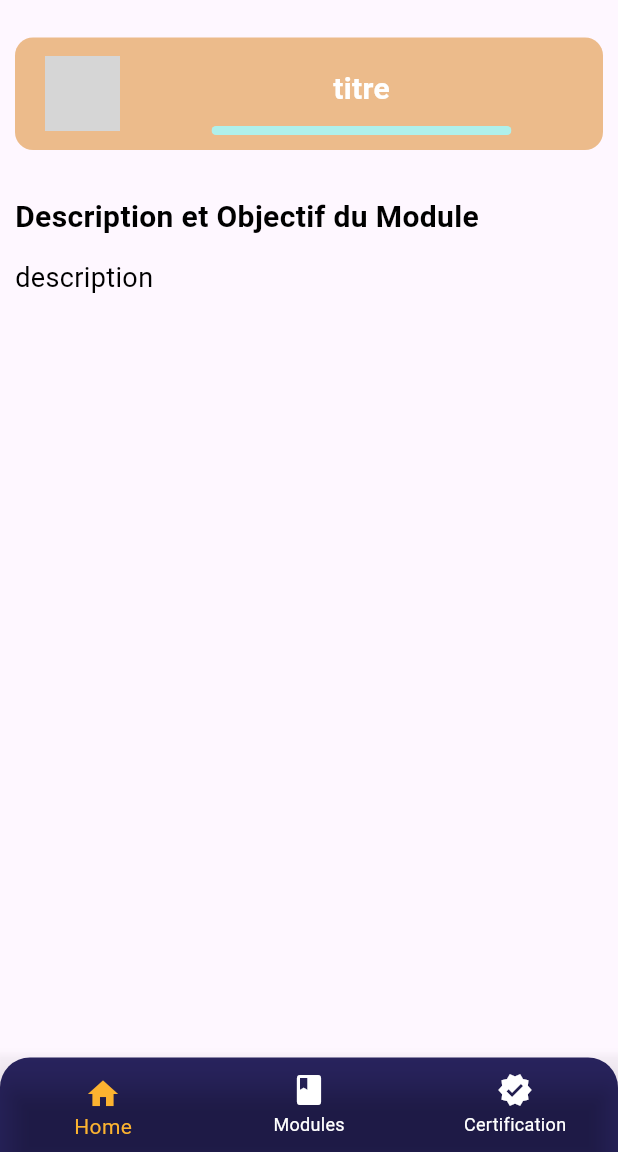
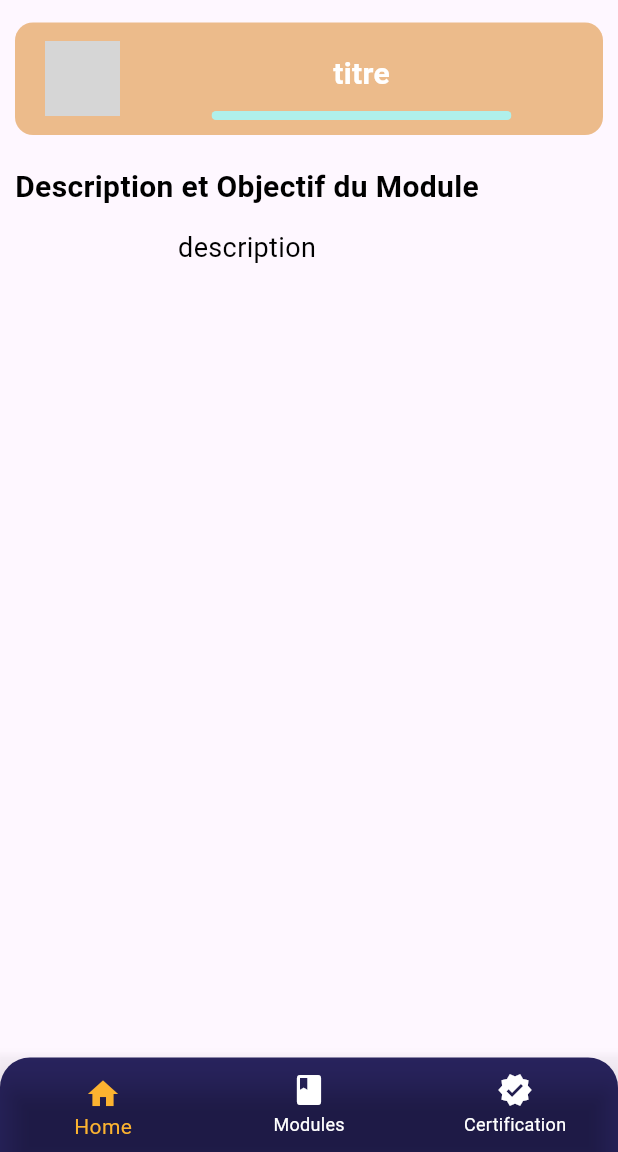
Before and after one commit to tahermedsk/ProjetCollective, a Flutter app: the ListCoursView screen opened by its route, on a phone screen of 412 x 824 dp, the part 84-1236 px from its top. Run offline on Flutter 3.47's test engine with Material 3 defaults, Android fonts, the light colour scheme and no system bars; our stand-ins replace audioplayers, flutter_svg, get_it, go_router, sqflite and 1 more; missing offline and left inert: dart:ffi; accounts and stored records are empty; grey boxes are pictures that could not be loaded.

Commit message:
Maj liste + margin
Description now in the list and scrollable, margin of module/cours header in list adjusted

```diff
--- a/projet_collective/lib/ui/ListCoursView.dart
+++ b/projet_collective/lib/ui/ListCoursView.dart
@@ -73,10 +73,27 @@ class ListCoursViewState extends State<ListCoursView>{
                                     return moduleHeader(module, snapshot.data);
                                   } ),
 
-                  //Affiche description et objectif du module en gras à gauche
-                  Align(
+
+                  //Affichage des informations sur le module (description, cours, ...) dans une liste
+
+                  Expanded(
+                    child:
+                      ListView.builder(
+
+
+                      //On initialise le nombre de widgets à affiché par celui de la liste de cours
+                      itemCount: size+1,
+
+                      itemBuilder: (context, index) {
+
+                        //Si l'index est à 0 : on affiche la description du module, sinon on affiche le cours index-1
+                        if(index==0){
+
+                         return Align(
                             alignment: Alignment.centerLeft,
                               child :
+                                Column(
+                                  children: [
                                     Container(
                                         margin: const EdgeInsets.symmetric(horizontal: 10.0, vertical: 5.0),
                                         child:
@@ -93,17 +110,7 @@ class ListCoursViewState extends State<ListCoursView>{
 
                                             ),
                                     ),
-                  ),
 
-
-
-                  //Description du module
-
-                  Align(
-                    //Alignement du module de gauche à droite
-                    alignment: Alignment.centerLeft,
-                    child :
-                      //Container pour définir les marges.
                                     Container(
                                           margin: const EdgeInsets.symmetric(horizontal: 10.0, vertical: 8.0),
                                           child:
@@ -117,26 +124,22 @@ class ListCoursViewState extends State<ListCoursView>{
 
                                             )
                                       ),
+                                  ],
                                 ),
-
+                            );
 
                         //Affichage de la liste des cours du module
-
-                  Expanded(
-                    child:
-                      ListView.builder(
-
-                      //On initialise le nombre de widgets à affiché par celui de la liste de cours
-                      itemCount: size,
-
-                      itemBuilder: (context, index) {
+                        }else{
                           //On extraie pour chaque élément de la liste le cours dans item
-                        final item = moduleSelectionne.coursDuModule[index];
+                        final item = moduleSelectionne.coursDuModule[index-1];
 
                         //On build le widget à partir du titre d'item
                         return listItem(item, context);
+                        }
+
                       },
                       ),
+
                   ),
             	  ],
             	);// Widgets de liste avec données
@@ -163,7 +166,7 @@ class ListCoursViewState extends State<ListCoursView>{
         //Gestion de l'espace entre le contenu et la bordure interieure du widget
         padding: const EdgeInsets.symmetric(horizontal: 10.0, vertical: 10.0),
         //Gestion de l'espace entre l'exterieur du widget et les widgets adjacents
-        margin: const EdgeInsets.symmetric(horizontal: 10.0, vertical: 25.0),
+        margin: const EdgeInsets.symmetric(horizontal: 10.0, vertical: 15.0),
         //Décoration de la bordure
         decoration: BoxDecoration(
         //Gestion de l'angle de la bordure
@@ -174,7 +177,7 @@ class ListCoursViewState extends State<ListCoursView>{
           children: [
 
             //Image à load. Utilise le model media contenant l'url de l'image du model.
-            ContenuImageWidget(media: media, width: 80, height: 80,),
+            ContenuImageWidget(media: media, width: 80 , height: 80,),
 
             const Spacer(),
 
@@ -242,7 +245,7 @@ class ListCoursViewState extends State<ListCoursView>{
           //Gestion de l'espace entre le contenu et la bordure interieure du widget
           padding: const EdgeInsets.symmetric(horizontal: 20.0, vertical: 10.0),
           //Gestion de l'espace entre l'exterieur du widget et les widgets adjacents
-          margin: const EdgeInsets.symmetric(horizontal: 20.0, vertical: 15.0),
+          margin: const EdgeInsets.symmetric(horizontal: 10.0, vertical: 5.0),
           //On utilise le header de CoursView
           child: FutureBuilder( // Permet d'attendre le calcul de progression
                                   future: ListCoursViewModel().getProgressionCours(cours),
```
Lines whose indentation alone changed are shown as unchanged.
